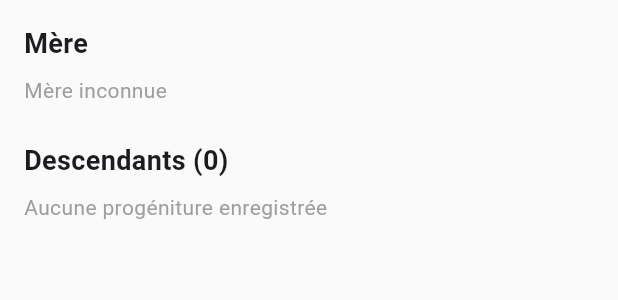
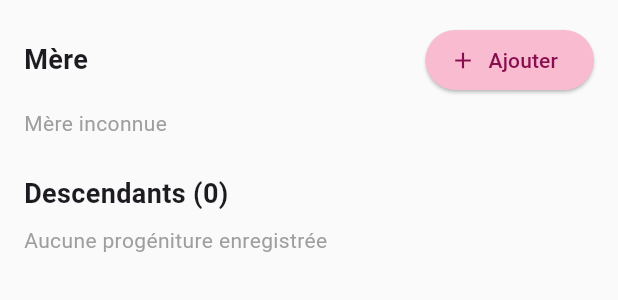
Before and after one commit to ecolealgerienne-ui/ani_tra, a Flutter app: the _GenealogieTab widget shown alone on an empty page, opened directly with empty values, on a phone screen of 412 x 824 dp. Shown: the top 300 px of the screen. Run offline on Flutter 3.47's test engine with Material 3 defaults, Android fonts, the phone set to English and light mode, and no system bars; our stand-ins replace drift, flutter_local_notifications, pdf, shared_preferences, timezone; missing offline and left inert: mobile_scanner, universal_html; accounts and stored records are empty; generated files the repository leaves out were written again.

Commit message:
feat: add ability to add/modify mother in genealogy tab
Added functionality to add or modify the mother of an animal from the
genealogy tab in the animal detail screen.

Features:
- Transformed _GenealogieTab from StatelessWidget to StatefulWidget
- Added _selectMother() method to open AnimalFinderScreen for mother selection
- Added "Add"/"Modify" button next to the Mother label
- Button only visible for animals with status: alive or draft
- Validates that selected animal is female
- Validates that animal cannot be its own mother
- Updates animal's motherId in database via AnimalProvider
- Shows success/error messages via SnackBar

The implementation reuses the same AnimalFinderScreen component used
in add_animal_screen.dart for consistency.

Conditions:
- Only animals with status alive or draft can add/modify mother
- Selected mother must be female
- Cannot select the animal itself as mother

```diff
--- a/lib/screens/animal/animal_detail_screen.dart
+++ b/lib/screens/animal/animal_detail_screen.dart
@@ -28,6 +28,7 @@ import '../vaccination/vaccination_detail_screen.dart';
 import '../treatment/treatment_detail_screen.dart';
 import '../medical/medical_act_screen.dart';
 import 'add_animal_screen.dart';
+import 'animal_finder_screen.dart';
 import '../../i18n/app_localizations.dart';
 import '../../i18n/app_strings.dart';
 import '../../utils/constants.dart';
@@ -1155,11 +1156,16 @@ class _TreatmentCard extends StatelessWidget {
   }
 }
 
-class _GenealogieTab extends StatelessWidget {
+class _GenealogieTab extends StatefulWidget {
   final Animal animal;
 
   const _GenealogieTab({required this.animal});
 
+  @override
+  State<_GenealogieTab> createState() => _GenealogieTabState();
+}
+
+class _GenealogieTabState extends State<_GenealogieTab> {
   String _getAgeFormatted(Animal animal, BuildContext context) {
     final ageMonths = animal.ageInMonths;
     if (ageMonths < 12) {
@@ -1172,25 +1178,120 @@ class _GenealogieTab extends StatelessWidget {
     return months > 0 ? '$years $yearsLabel $months $monthsLabel' : '$years $yearsLabel';
   }
 
+  Future<void> _selectMother() async {
+    final animalProvider = context.read<AnimalProvider>();
+
+    final selectedMother = await Navigator.push<Animal>(
+      context,
+      MaterialPageRoute(
+        builder: (context) => AnimalFinderScreen(
+          mode: AnimalFinderMode.single,
+          title: AppLocalizations.of(context).translate(AppStrings.scanMother),
+          allowedStatuses: const [AnimalStatus.alive],
+        ),
+      ),
+    );
+
+    if (selectedMother != null) {
+      // Vérifier que c'est une femelle
+      if (selectedMother.sex != AnimalSex.female) {
+        if (mounted) {
+          ScaffoldMessenger.of(context).showSnackBar(
+            SnackBar(
+              content: Text(AppLocalizations.of(context)
+                  .translate(AppStrings.motherMustBeFemale)),
+              backgroundColor: Colors.red,
+            ),
+          );
+        }
+        return;
+      }
+
+      // Vérifier qu'on ne sélectionne pas l'animal lui-même
+      if (selectedMother.id == widget.animal.id) {
+        if (mounted) {
+          ScaffoldMessenger.of(context).showSnackBar(
+            const SnackBar(
+              content: Text('Un animal ne peut pas être sa propre mère'),
+              backgroundColor: Colors.red,
+            ),
+          );
+        }
+        return;
+      }
+
+      // Mettre à jour l'animal avec la nouvelle mère
+      final updatedAnimal = widget.animal.copyWith(
+        motherId: selectedMother.id,
+        updatedAt: DateTime.now(),
+      );
+
+      try {
+        await animalProvider.updateAnimal(updatedAnimal);
+
+        if (mounted) {
+          ScaffoldMessenger.of(context).showSnackBar(
+            SnackBar(
+              content: Text(AppLocalizations.of(context)
+                  .translate(AppStrings.motherSelected)
+                  .replaceAll('{name}', selectedMother.displayName)),
+              backgroundColor: AppConstants.successGreen,
+            ),
+          );
+        }
+      } catch (e) {
+        if (mounted) {
+          ScaffoldMessenger.of(context).showSnackBar(
+            SnackBar(
+              content: Text('Erreur lors de la mise à jour: $e'),
+              backgroundColor: Colors.red,
+            ),
+          );
+        }
+      }
+    }
+  }
+
   @override
   Widget build(BuildContext context) {
     final animalProvider = context.watch<AnimalProvider>();
-    final mother = animal.motherId != null
-        ? animalProvider.getAnimalById(animal.motherId!)
+    final currentAnimal = animalProvider.getAnimalById(widget.animal.id) ?? widget.animal;
+    final mother = currentAnimal.motherId != null
+        ? animalProvider.getAnimalById(currentAnimal.motherId!)
         : null;
 
     // Obtenir les enfants (seulement via motherId car fatherId n'existe pas dans le modèle)
     final children =
-        animalProvider.animals.where((a) => a.motherId == animal.id).toList();
+        animalProvider.animals.where((a) => a.motherId == currentAnimal.id).toList();
+
+    // Vérifier si on peut modifier la mère
+    final canEditMother = currentAnimal.status == AnimalStatus.alive ||
+                          currentAnimal.status == AnimalStatus.draft;
 
     return SingleChildScrollView(
       padding: const EdgeInsets.all(AppConstants.spacingMedium),
       child: Column(
         crossAxisAlignment: CrossAxisAlignment.start,
         children: [
-          Text(AppLocalizations.of(context).translate(AppStrings.mother),
-              style:
-                  const TextStyle(fontSize: AppConstants.fontSizeImportant, fontWeight: FontWeight.bold)),
+          Row(
+            mainAxisAlignment: MainAxisAlignment.spaceBetween,
+            children: [
+              Text(AppLocalizations.of(context).translate(AppStrings.mother),
+                  style: const TextStyle(fontSize: AppConstants.fontSizeImportant, fontWeight: FontWeight.bold)),
+              if (canEditMother)
+                ElevatedButton.icon(
+                  onPressed: _selectMother,
+                  icon: Icon(mother != null ? Icons.edit : Icons.add, size: 18),
+                  label: Text(mother != null
+                    ? AppLocalizations.of(context).translate(AppStrings.modify)
+                    : AppLocalizations.of(context).translate(AppStrings.add)),
+                  style: ElevatedButton.styleFrom(
+                    backgroundColor: Colors.pink[100],
+                    foregroundColor: Colors.pink[900],
+                  ),
+                ),
+            ],
+          ),
           const SizedBox(height: AppConstants.spacingExtraSmall),
           if (mother != null)
             ListTile(
```
